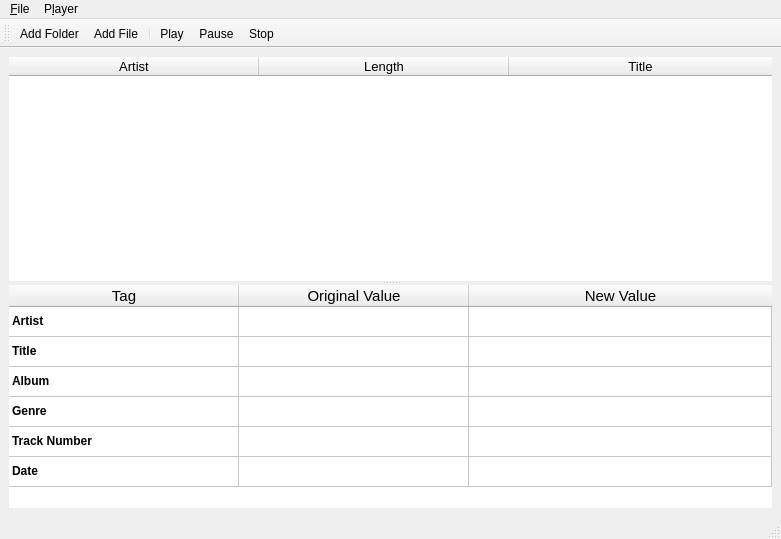
First picture: the form in tag_editor.ui, repository denissemo/Music-Tag-Editor, before the edit.
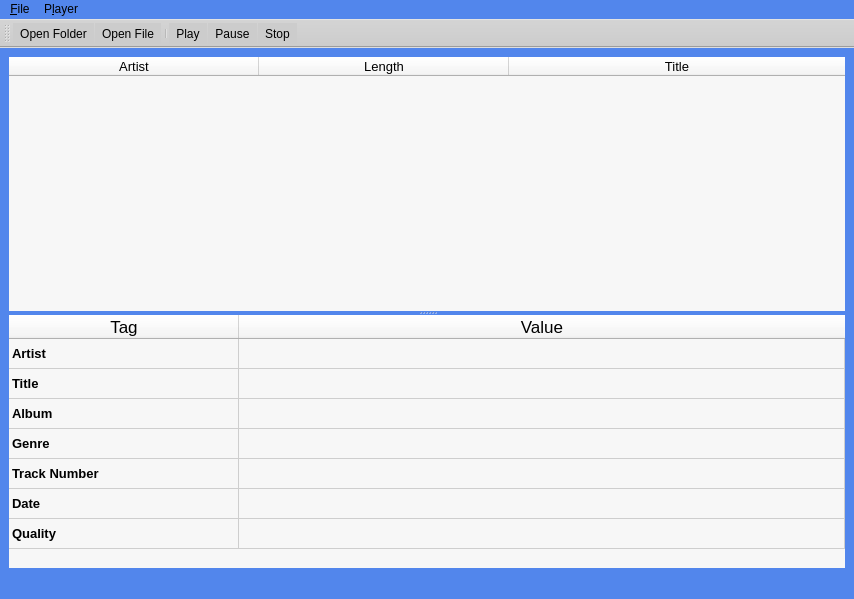
Second picture: the form after the edit. Icons and pictures are not drawn.

Diff of the .ui file:
```diff
--- a/tag_editor.ui
+++ b/tag_editor.ui
@@ -6,13 +6,16 @@
    <rect>
     <x>0</x>
     <y>0</y>
-    <width>781</width>
-    <height>539</height>
+    <width>854</width>
+    <height>599</height>
    </rect>
   </property>
   <property name="windowTitle">
    <string>MainWindow</string>
   </property>
+  <property name="styleSheet">
+   <string notr="true">background-color: rgb(82,134,236);</string>
+  </property>
   <widget class="QWidget" name="centralwidget">
    <layout class="QVBoxLayout" name="verticalLayout">
     <item>
@@ -22,7 +25,8 @@
       </property>
       <widget class="QTableWidget" name="tableWidgetItems">
        <property name="styleSheet">
-        <string notr="true">border: none;</string>
+        <string notr="true">border: none;
+background-color: rgb(247, 247, 247);</string>
        </property>
        <attribute name="horizontalHeaderVisible">
         <bool>true</bool>
@@ -75,7 +79,8 @@
       </widget>
       <widget class="QTableWidget" name="tableWidget">
        <property name="styleSheet">
-        <string notr="true">border: none;</string>
+        <string notr="true">border: none;
+background-color: rgb(247, 247, 247);</string>
        </property>
        <attribute name="horizontalHeaderDefaultSectionSize">
         <number>230</number>
@@ -116,33 +121,28 @@
          <string>6</string>
         </property>
        </row>
+       <row>
+        <property name="text">
+         <string>7</string>
+        </property>
+       </row>
        <column>
         <property name="text">
          <string>Tag</string>
         </property>
         <property name="font">
          <font>
-          <pointsize>11</pointsize>
+          <pointsize>13</pointsize>
          </font>
         </property>
        </column>
        <column>
         <property name="text">
-         <string>Original Value</string>
+         <string>Value</string>
         </property>
         <property name="font">
          <font>
-          <pointsize>11</pointsize>
-         </font>
-        </property>
-       </column>
-       <column>
-        <property name="text">
-         <string>New Value</string>
-        </property>
-        <property name="font">
-         <font>
-          <pointsize>11</pointsize>
+          <pointsize>13</pointsize>
          </font>
         </property>
        </column>
@@ -152,6 +152,7 @@
         </property>
         <property name="font">
          <font>
+          <pointsize>10</pointsize>
           <weight>75</weight>
           <bold>true</bold>
          </font>
@@ -164,6 +165,11 @@
         <property name="text">
          <string/>
         </property>
+        <property name="font">
+         <font>
+          <pointsize>10</pointsize>
+         </font>
+        </property>
         <property name="flags">
          <set>ItemIsDragEnabled|ItemIsUserCheckable|ItemIsEnabled</set>
         </property>
@@ -174,6 +180,7 @@
         </property>
         <property name="font">
          <font>
+          <pointsize>10</pointsize>
           <weight>75</weight>
           <bold>true</bold>
          </font>
@@ -186,6 +193,11 @@
         <property name="text">
          <string/>
         </property>
+        <property name="font">
+         <font>
+          <pointsize>10</pointsize>
+         </font>
+        </property>
         <property name="flags">
          <set>ItemIsDragEnabled|ItemIsUserCheckable|ItemIsEnabled</set>
         </property>
@@ -196,6 +208,7 @@
         </property>
         <property name="font">
          <font>
+          <pointsize>10</pointsize>
           <weight>75</weight>
           <bold>true</bold>
          </font>
@@ -208,6 +221,11 @@
         <property name="text">
          <string/>
         </property>
+        <property name="font">
+         <font>
+          <pointsize>10</pointsize>
+         </font>
+        </property>
         <property name="flags">
          <set>ItemIsDragEnabled|ItemIsUserCheckable|ItemIsEnabled</set>
         </property>
@@ -218,6 +236,7 @@
         </property>
         <property name="font">
          <font>
+          <pointsize>10</pointsize>
           <weight>75</weight>
           <bold>true</bold>
          </font>
@@ -230,6 +249,11 @@
         <property name="text">
          <string/>
         </property>
+        <property name="font">
+         <font>
+          <pointsize>10</pointsize>
+         </font>
+        </property>
         <property name="flags">
          <set>ItemIsDragEnabled|ItemIsUserCheckable|ItemIsEnabled</set>
         </property>
@@ -240,6 +264,7 @@
         </property>
         <property name="font">
          <font>
+          <pointsize>10</pointsize>
           <weight>75</weight>
           <bold>true</bold>
          </font>
@@ -252,6 +277,11 @@
         <property name="text">
          <string/>
         </property>
+        <property name="font">
+         <font>
+          <pointsize>10</pointsize>
+         </font>
+        </property>
         <property name="flags">
          <set>ItemIsDragEnabled|ItemIsUserCheckable|ItemIsEnabled</set>
         </property>
@@ -262,6 +292,7 @@
         </property>
         <property name="font">
          <font>
+          <pointsize>10</pointsize>
           <weight>75</weight>
           <bold>true</bold>
          </font>
@@ -274,6 +305,39 @@
         <property name="text">
          <string/>
         </property>
+        <property name="font">
+         <font>
+          <pointsize>10</pointsize>
+         </font>
+        </property>
+        <property name="flags">
+         <set>ItemIsDragEnabled|ItemIsUserCheckable|ItemIsEnabled</set>
+        </property>
+       </item>
+       <item row="6" column="0">
+        <property name="text">
+         <string>Quality</string>
+        </property>
+        <property name="font">
+         <font>
+          <pointsize>10</pointsize>
+          <weight>75</weight>
+          <bold>true</bold>
+         </font>
+        </property>
+        <property name="flags">
+         <set>ItemIsDragEnabled|ItemIsUserCheckable|ItemIsEnabled</set>
+        </property>
+       </item>
+       <item row="6" column="1">
+        <property name="text">
+         <string/>
+        </property>
+        <property name="font">
+         <font>
+          <pointsize>10</pointsize>
+         </font>
+        </property>
         <property name="flags">
          <set>ItemIsDragEnabled|ItemIsUserCheckable|ItemIsEnabled</set>
         </property>
@@ -283,12 +347,36 @@
     </item>
    </layout>
   </widget>
+  <widget class="QStatusBar" name="statusbar"/>
+  <widget class="QToolBar" name="toolBar">
+   <property name="windowTitle">
+    <string>toolBar</string>
+   </property>
+   <property name="styleSheet">
+    <string notr="true">background-color: rgb(204, 204, 204);</string>
+   </property>
+   <property name="toolButtonStyle">
+    <enum>Qt::ToolButtonTextUnderIcon</enum>
+   </property>
+   <attribute name="toolBarArea">
+    <enum>TopToolBarArea</enum>
+   </attribute>
+   <attribute name="toolBarBreak">
+    <bool>false</bool>
+   </attribute>
+   <addaction name="actionAdd_Folder"/>
+   <addaction name="actionAdd_File"/>
+   <addaction name="separator"/>
+   <addaction name="actionPlay"/>
+   <addaction name="actionPause"/>
+   <addaction name="actionStop"/>
+  </widget>
   <widget class="QMenuBar" name="menubar">
    <property name="geometry">
     <rect>
      <x>0</x>
      <y>0</y>
-     <width>781</width>
+     <width>854</width>
      <height>21</height>
     </rect>
    </property>
@@ -312,27 +400,6 @@
    <addaction name="menuFile"/>
    <addaction name="menu_Player"/>
   </widget>
-  <widget class="QStatusBar" name="statusbar"/>
-  <widget class="QToolBar" name="toolBar">
-   <property name="windowTitle">
-    <string>toolBar</string>
-   </property>
-   <property name="toolButtonStyle">
-    <enum>Qt::ToolButtonTextUnderIcon</enum>
-   </property>
-   <attribute name="toolBarArea">
-    <enum>TopToolBarArea</enum>
-   </attribute>
-   <attribute name="toolBarBreak">
-    <bool>true</bool>
-   </attribute>
-   <addaction name="actionAdd_Folder"/>
-   <addaction name="actionAdd_File"/>
-   <addaction name="separator"/>
-   <addaction name="actionPlay"/>
-   <addaction name="actionPause"/>
-   <addaction name="actionStop"/>
-  </widget>
   <action name="actionAdd_Folder">
    <property name="checkable">
     <bool>false</bool>
@@ -342,7 +409,7 @@
      <normaloff>:/icons/add_folder_icon.png</normaloff>:/icons/add_folder_icon.png</iconset>
    </property>
    <property name="text">
-    <string>A&amp;dd Folder</string>
+    <string>Ope&amp;n Folder</string>
    </property>
    <property name="toolTip">
     <string>Add a folder to the tagger</string>
@@ -363,7 +430,7 @@
      <normaloff>:/icons/add_file_icon.png</normaloff>:/icons/add_file_icon.png</iconset>
    </property>
    <property name="text">
-    <string>&amp;Add File</string>
+    <string>&amp;Open File</string>
    </property>
    <property name="toolTip">
     <string>Add files to the tagger</string>
```
Left out of the diff: 70 changed lines with no effect on the pictures.
